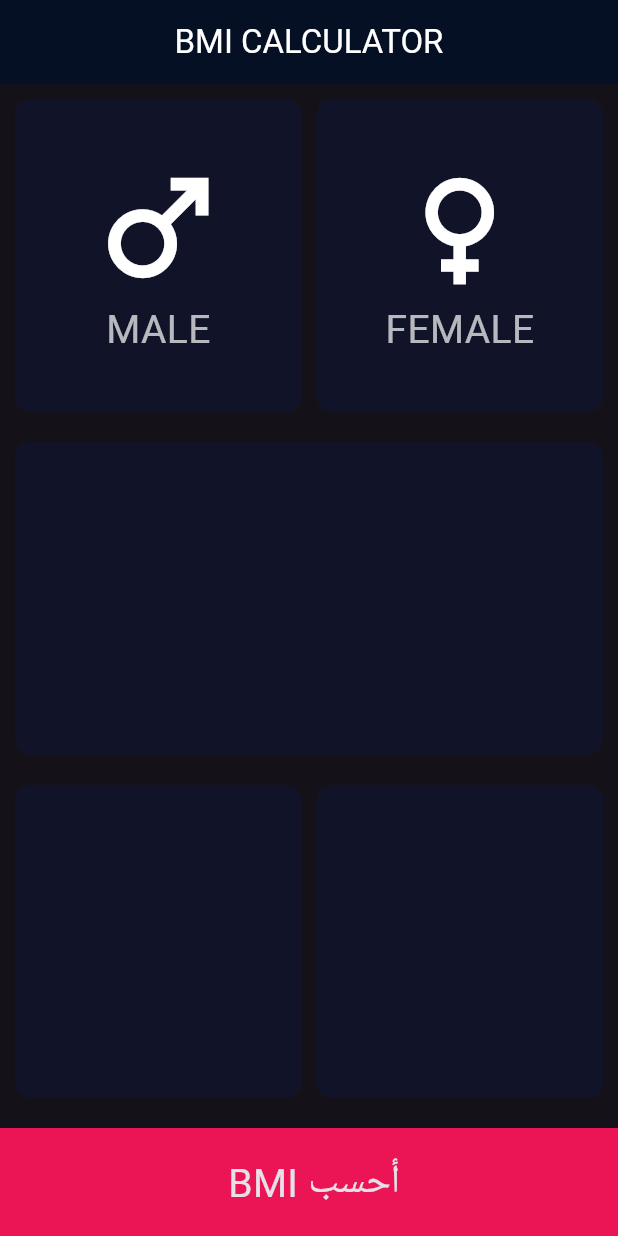
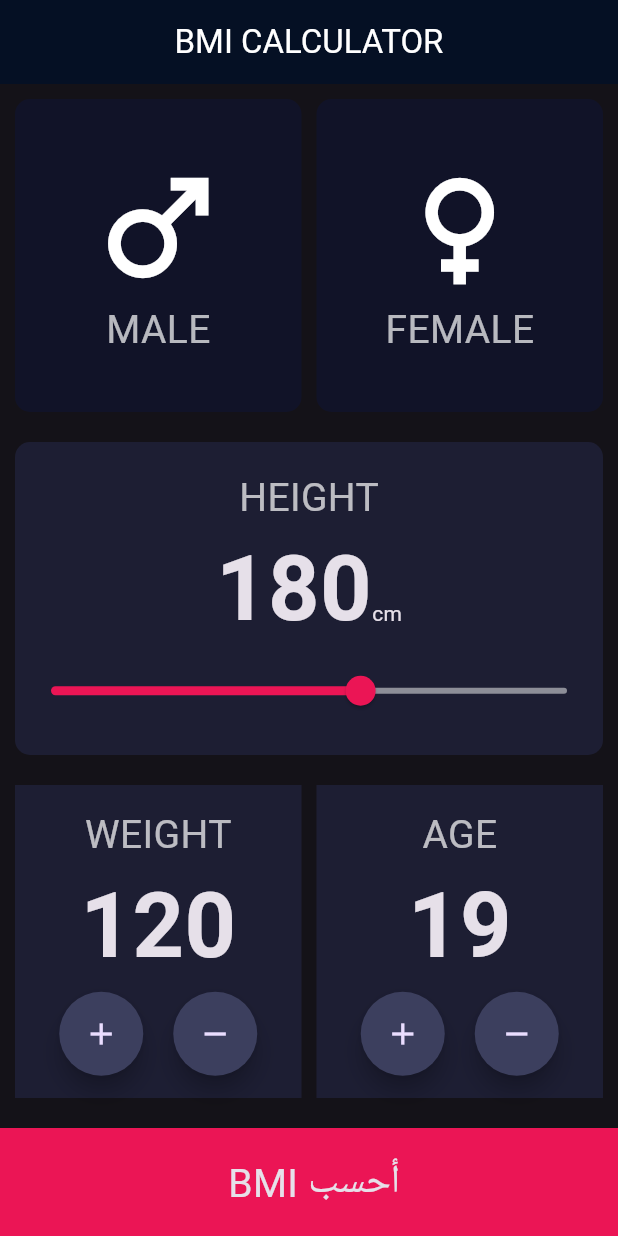
Before and after one commit to khaildalhadil/BMI-Flutter, a Flutter app: the screen it shows after launch, on a phone screen of 412 x 824 dp. Run offline on Flutter 3.47's test engine with Material 3 defaults, Android fonts, the phone set to English and light mode, and no system bars.

Commit message:
finish the ui and make it dynamc

```diff
--- a/lib/column_content.dart
+++ b/lib/column_content.dart
@@ -1,3 +1,4 @@
+import 'package:bmi/constants.dart';
 import 'package:flutter/material.dart';
 
 class ColumnContent extends StatelessWidget {
@@ -12,7 +13,7 @@ class ColumnContent extends StatelessWidget {
       mainAxisAlignment: MainAxisAlignment.center,
       children: [
         icon,
-        Text(text, style: TextStyle(fontSize: 26, color: Colors.white70)),
+        Text(text, style: textStyle),
       ],
     );
   }
--- /dev/null
+++ b/lib/constants.dart
@@ -0,0 +1,9 @@
+import 'package:flutter/material.dart';
+
+const inactiveCardColor = Color(0xFF111328);
+const activeCardColor = Color(0xFF1D1E33);
+
+const textStyle = TextStyle(fontSize: 26, color: Colors.white70);
+const styleBoldNumber = TextStyle(fontSize: 60, fontWeight: FontWeight.bold);
+
+const kBgIcon = Color(0xFF3C3F5E);
--- a/lib/import_page.dart
+++ b/lib/import_page.dart
@@ -1,9 +1,11 @@
 import 'package:bmi/column_content.dart';
+import 'package:bmi/constants.dart';
 import 'package:bmi/reusabie_card.dart';
 import 'package:flutter/material.dart';
 
-const inactiveCardColor = Color(0xFF111328);
-const activeCardColor = Color(0xFF1D1E33);
+// enum ActiveName { Male, FEMALE }
+
+// const currentActiveName = ActiveName.FEMALE;
 
 class InputPage extends StatefulWidget {
   const InputPage({super.key});
@@ -14,6 +16,9 @@ class InputPage extends StatefulWidget {
 
 class _InputPageState extends State<InputPage> {
   String cureentAcitve = "";
+  int height = 180;
+  int weight = 120;
+  int age = 19;
 
   @override
   Widget build(BuildContext context) {
@@ -31,29 +36,26 @@ class _InputPageState extends State<InputPage> {
                 spacing: 10.0,
                 children: [
                   Expanded(
-                    child: GestureDetector(
                     child: ReusabieCard(
                       cureentAcitve == "MALE"
                           ? activeCardColor
                           : inactiveCardColor,
-                        ColumnContent("MALE", Icon(Icons.male, size: 100)),
-                      ),
-                      onTap: () {
+                      () {
                         changeActiveName("MALE");
                       },
+                      ColumnContent("MALE", Icon(Icons.male, size: 100)),
                     ),
                   ),
                   Expanded(
-                    child: GestureDetector(
                     child: ReusabieCard(
                       cureentAcitve == "FEMALE"
                           ? activeCardColor
                           : inactiveCardColor,
-                        ColumnContent("FEMALE", Icon(Icons.female, size: 100)),
-                      ),
-                      onTap: () {
+                      () {
                         changeActiveName("FEMALE");
                       },
+
+                      ColumnContent("FEMALE", Icon(Icons.female, size: 100)),
                     ),
                   ),
                 ],
@@ -65,14 +67,40 @@ class _InputPageState extends State<InputPage> {
               child: Container(
                 margin: EdgeInsets.all(10.0),
                 height: 200,
+                width: double.infinity,
                 decoration: BoxDecoration(
-                  color: cureentAcitve == "m"
-                      ? activeCardColor
-                      : inactiveCardColor,
+                  color: activeCardColor,
                   borderRadius: BorderRadius.circular(10.0),
                 ),
+                child: Column(
+                  mainAxisAlignment: MainAxisAlignment.center,
+                  crossAxisAlignment: CrossAxisAlignment.center,
+                  children: [
+                    Text("HEIGHT", style: textStyle),
+                    Row(
+                      mainAxisAlignment: MainAxisAlignment.center,
+                      crossAxisAlignment: CrossAxisAlignment.baseline,
+                      textBaseline: TextBaseline.alphabetic,
+                      children: [
+                        Text(height.toString(), style: styleBoldNumber),
+                        Text("cm", style: TextStyle()),
+                      ],
                     ),
-              onTap: () => changeActiveName("m"),
+                    Slider(
+                      value: height.toDouble(),
+                      min: 120.0,
+                      max: 220.0,
+                      activeColor: Color(0xFFEB1555),
+                      inactiveColor: Color(0xFF8D8E98),
+                      onChanged: (value) {
+                        setState(() {
+                          height = value.round();
+                        });
+                      },
+                    ),
+                  ],
+                ),
+              ),
             ),
           ),
           Expanded(
@@ -83,23 +111,61 @@ class _InputPageState extends State<InputPage> {
                 spacing: 10.0,
                 children: [
                   Expanded(
-                    child: GestureDetector(
-                      child: ReusabieCard(
-                        cureentAcitve == "br"
-                            ? activeCardColor
-                            : inactiveCardColor,
+                    child: Container(
+                      color: activeCardColor,
+                      child: Column(
+                        mainAxisAlignment: MainAxisAlignment.center,
+
+                        children: [
+                          Text("WEIGHT", style: textStyle),
+                          Text(weight.toString(), style: styleBoldNumber),
+                          Row(
+                            mainAxisAlignment: MainAxisAlignment.center,
+                            spacing: 20.0,
+                            children: [
+                              RoundedBtn(Icons.add, () {
+                                setState(() {
+                                  weight += 1;
+                                });
+                              }),
+                              RoundedBtn(Icons.remove, () {
+                                setState(() {
+                                  weight -= 1;
+                                });
+                              }),
+                            ],
                           ),
-                      onTap: () => changeActiveName("br"),
+                        ],
+                      ),
                     ),
                   ),
                   Expanded(
-                    child: GestureDetector(
-                      child: ReusabieCard(
-                        cureentAcitve == "bl"
-                            ? activeCardColor
-                            : inactiveCardColor,
+                    child: Container(
+                      color: activeCardColor,
+                      child: Column(
+                        mainAxisAlignment: MainAxisAlignment.center,
+
+                        children: [
+                          Text("AGE", style: textStyle),
+                          Text(age.toString(), style: styleBoldNumber),
+                          Row(
+                            mainAxisAlignment: MainAxisAlignment.center,
+                            spacing: 20.0,
+                            children: [
+                              RoundedBtn(Icons.add, () {
+                                setState(() {
+                                  age += 1;
+                                });
+                              }),
+                              RoundedBtn(Icons.remove, () {
+                                setState(() {
+                                  age -= 1;
+                                });
+                              }),
+                            ],
                           ),
-                      onTap: () => changeActiveName("bl"),
+                        ],
+                      ),
                     ),
                   ),
                 ],
@@ -127,3 +193,20 @@ class _InputPageState extends State<InputPage> {
     });
   }
 }
+
+class RoundedBtn extends StatelessWidget {
+  final IconData icon;
+  final Function task;
+
+  const RoundedBtn(this.icon, this.task);
+
+  @override
+  Widget build(BuildContext context) {
+    return FloatingActionButton(
+      backgroundColor: kBgIcon,
+      shape: CircleBorder(),
+      child: Icon(icon),
+      onPressed: () => task(),
+    );
+  }
+}
--- a/lib/reusabie_card.dart
+++ b/lib/reusabie_card.dart
@@ -3,17 +3,24 @@ import 'package:flutter/material.dart';
 class ReusabieCard extends StatelessWidget {
   final Color color;
   final Widget? cardChild;
+  final Function onPress;
 
-  const ReusabieCard(this.color, [this.cardChild]);
+
+  const ReusabieCard(this.color, this.onPress ,[this.cardChild]);
 
   @override
   Widget build(BuildContext context) {
-    return Container(
-      decoration: BoxDecoration(
-        color: color,
-        borderRadius: BorderRadius.circular(10.0),
+    return GestureDetector(
+      child: Container(
+        decoration: BoxDecoration(
+          color: color,
+          borderRadius: BorderRadius.circular(10.0),
+        ),
+        child: cardChild,
       ),
-      child: cardChild,
+      onTap: () => onPress(),
     );
   }
+
+
 }
```
Lines whose indentation alone changed are shown as unchanged.
